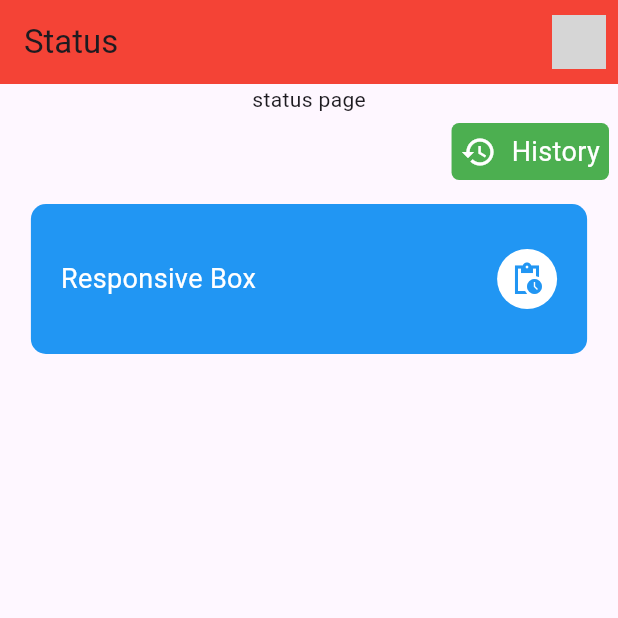
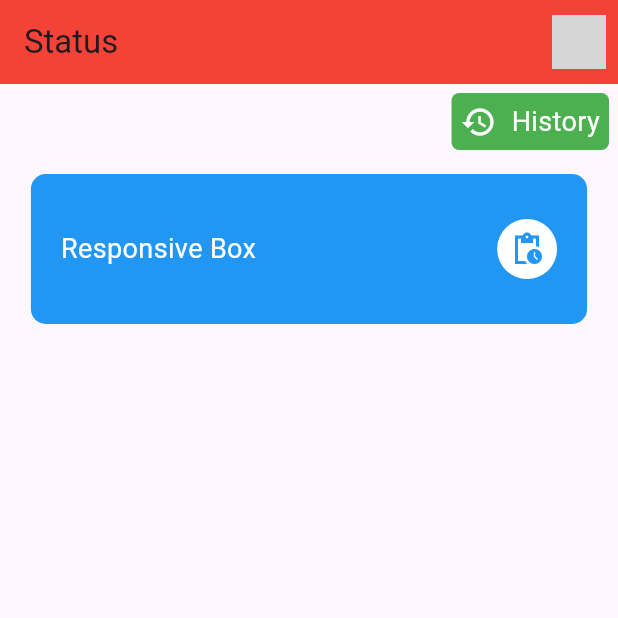
Before and after one commit to MhmdSalman18/Ecomap, a Flutter app: the screen it shows after launch, on a phone screen of 412 x 824 dp, the top half of it. Run offline on Flutter 3.47's test engine with Material 3 defaults, Android fonts, the phone set to English and light mode, and no system bars; our stand-ins replace camera, image_picker; network calls fail; grey boxes are pictures that could not be loaded.

Commit message:
added status page

```diff
--- a/lib/status.dart
+++ b/lib/status.dart
@@ -44,7 +44,6 @@ class _StatusPageState extends State<StatusPage> {
       body: Center(
         child: Column(
           children: [
-            Text("status page"),
             Row(
               mainAxisAlignment:
                   MainAxisAlignment.end, // Align the row's content to the right
```
